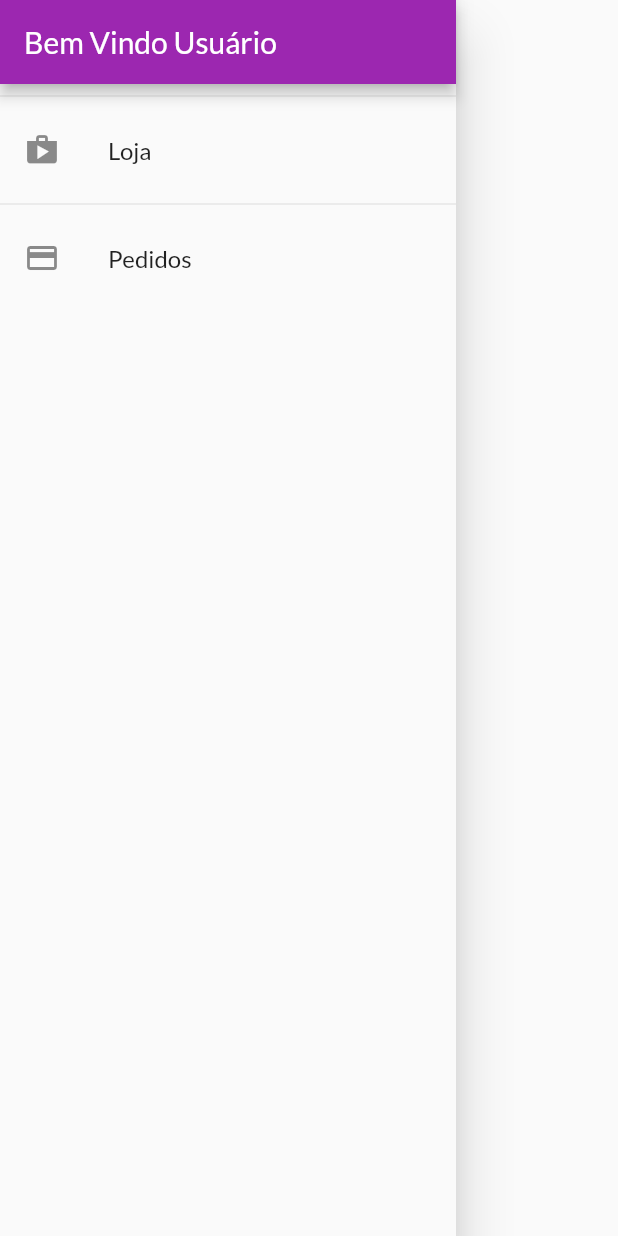
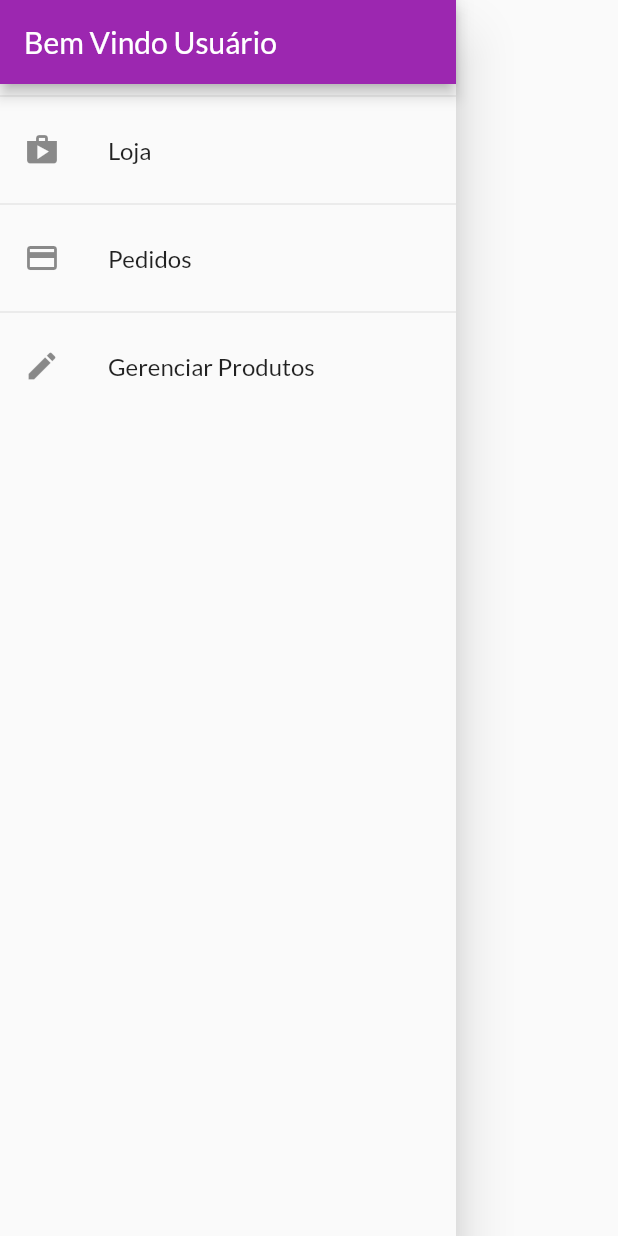
Before and after one commit to romildojpaiter/shop, a Flutter app: the AppDrawer widget shown alone on an empty page, opened directly, on a phone screen of 412 x 824 dp. Run offline on Flutter 3.47's test engine with Material 2 defaults, Android fonts, the phone set to English and light mode, and no system bars; network calls fail.

Commit message:
Incluindo uma nova tela de gerenciamento de produtos

```diff
--- a/lib/main.dart
+++ b/lib/main.dart
@@ -8,6 +8,7 @@ import 'package:shop/views/cart_screen.dart';
 import 'package:shop/views/orders_screen.dart';
 import 'package:shop/views/product_detail_screen.dart';
 import 'package:shop/views/product_overview_screen.dart';
+import 'package:shop/views/product_screen.dart';
 
 void main() => runApp(MyApp());
 
@@ -20,6 +21,7 @@ class MyApp extends StatelessWidget {
       AppRoutes.HOME: (ctx) => ProductOverviewScreen(),
       AppRoutes.CART: (ctx) => CartScreen(),
       AppRoutes.ORDERS: (ctx) => OrdersScreen(),
+      AppRoutes.PRODUCTS: (ctx) => ProductScreeem(),
     };
   }
 
--- a/lib/utils/app_routes.dart
+++ b/lib/utils/app_routes.dart
@@ -3,4 +3,5 @@ class AppRoutes {
   static const PRODUCT_DETAIL = '/product_detail';
   static const CART = '/cart';
   static const ORDERS = '/orders';
+  static const PRODUCTS = '/products';
 }
--- a/lib/widgets/app_drawer.dart
+++ b/lib/widgets/app_drawer.dart
@@ -10,9 +10,8 @@ class AppDrawer extends StatelessWidget {
       child: Column(
         children: [
           AppBar(
-            title: Text('Bem Vindo Usuário'),
-            automaticallyImplyLeading: false
-          ),
+              title: Text('Bem Vindo Usuário'),
+              automaticallyImplyLeading: false),
           Divider(),
           ListTile(
             leading: Icon(Icons.shop),
@@ -28,6 +27,14 @@ class AppDrawer extends StatelessWidget {
             onTap: () {
               Navigator.of(context).pushReplacementNamed(AppRoutes.ORDERS);
             },
+          ),
+          Divider(),
+          ListTile(
+            leading: Icon(Icons.edit),
+            title: Text('Gerenciar Produtos'),
+            onTap: () {
+              Navigator.of(context).pushReplacementNamed(AppRoutes.PRODUCTS);
+            },
           )
         ],
       ),
```
Also changed, not shown: lib/providers/products.dart (+7 -0 lines), lib/views/product_screen.dart (added, +34 -0 lines).
